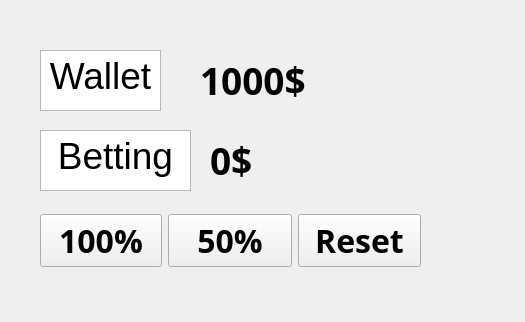
First picture: the form in BlackJack.ui, repository sonnysson/BlackJackPJ, before the edit; both pictures show x 0 to 525 and y 560 to 882 of the 800 by 882 pixel window.
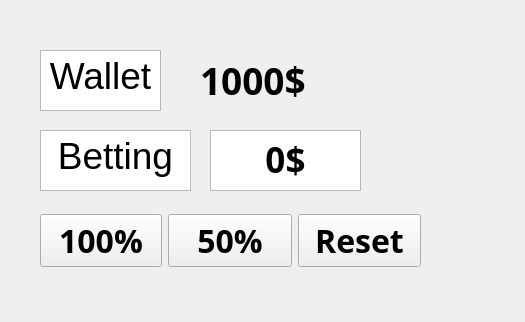
Second picture: the form after the edit.

What changed in the file:
```diff
--- a/BlackJack.ui
+++ b/BlackJack.ui
@@ -331,27 +331,6 @@
      <string>1000$</string>
     </property>
    </widget>
-   <widget class="QLabel" name="Show_Betting">
-    <property name="geometry">
-     <rect>
-      <x>210</x>
-      <y>690</y>
-      <width>111</width>
-      <height>61</height>
-     </rect>
-    </property>
-    <property name="font">
-     <font>
-      <family>Yu Gothic UI Semibold</family>
-      <pointsize>28</pointsize>
-      <weight>75</weight>
-      <bold>true</bold>
-     </font>
-    </property>
-    <property name="text">
-     <string>0$</string>
-    </property>
-   </widget>
    <widget class="QWidget" name="verticalLayoutWidget">
     <property name="geometry">
      <rect>
@@ -394,6 +373,31 @@
      </item>
     </layout>
    </widget>
+   <widget class="QTextEdit" name="Show_Betting">
+    <property name="geometry">
+     <rect>
+      <x>210</x>
+      <y>690</y>
+      <width>151</width>
+      <height>61</height>
+     </rect>
+    </property>
+    <property name="font">
+     <font>
+      <family>Yu Gothic UI Semibold</family>
+      <pointsize>26</pointsize>
+      <weight>75</weight>
+      <bold>true</bold>
+     </font>
+    </property>
+    <property name="html">
+     <string>&lt;!DOCTYPE HTML PUBLIC &quot;-//W3C//DTD HTML 4.0//EN&quot; &quot;http://www.w3.org/TR/REC-html40/strict.dtd&quot;&gt;
+&lt;html&gt;&lt;head&gt;&lt;meta name=&quot;qrichtext&quot; content=&quot;1&quot; /&gt;&lt;style type=&quot;text/css&quot;&gt;
+p, li { white-space: pre-wrap; }
+&lt;/style&gt;&lt;/head&gt;&lt;body style=&quot; font-family:'Yu Gothic UI Semibold'; font-size:26pt; font-weight:600; font-style:normal;&quot;&gt;
+&lt;p align=&quot;center&quot; style=&quot; margin-top:0px; margin-bottom:0px; margin-left:0px; margin-right:0px; -qt-block-indent:0; text-indent:0px;&quot;&gt;&lt;span style=&quot; font-family:'Gulim';&quot;&gt;0$&lt;/span&gt;&lt;/p&gt;&lt;/body&gt;&lt;/html&gt;</string>
+    </property>
+   </widget>
   </widget>
   <widget class="QMenuBar" name="menubar">
    <property name="geometry">
```
